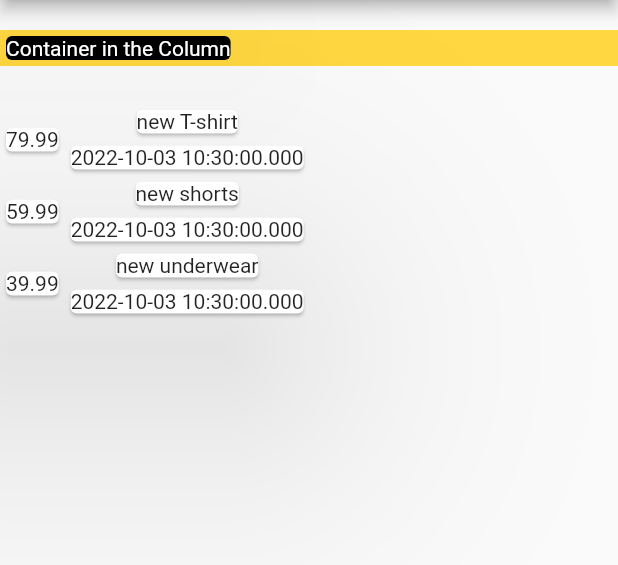
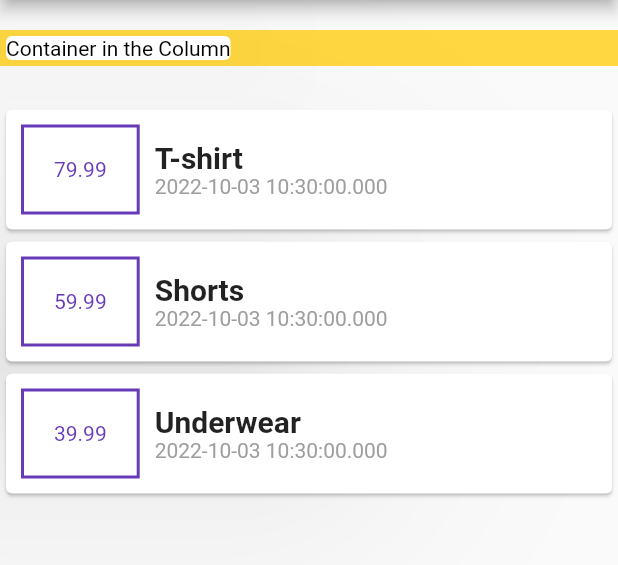
Before and after one commit to Khawajafakhar/Expenses_planner, a Flutter app: the screen it shows after launch, on a phone screen of 412 x 824 dp, the part 84-649 px from its top. Run offline on Flutter 3.47's test engine with Material 2 defaults, Android fonts, the light colour scheme and no system bars.

Commit message:
added styling in the body

```diff
--- a/lib/Transactions.dart
+++ b/lib/Transactions.dart
@@ -1,4 +1,4 @@
-import 'package:flutter/foundation.dart';
+
 
 class Transactions{
 int id;
--- a/lib/main.dart
+++ b/lib/main.dart
@@ -1,3 +1,5 @@
+// ignore_for_file: use_key_in_widget_constructors, prefer_const_constructors
+
 import 'package:expense_planner_app/Transactions.dart';
 import 'package:flutter/material.dart';
 
@@ -6,16 +8,15 @@ void main() => runApp(MyApp());
 class MyApp extends StatelessWidget {
 //  const MyApp({Key? key}) : super(key: key);
 
-
   @override
   Widget build(BuildContext context) {
     List<Transactions> transaction = [
       Transactions(
-        id: 01, amount: 79.99, time: DateTime.now(), title: 'new T-shirt'),
+          id: 01, amount: 79.99, time: DateTime.now(), title: 'T-shirt'),
       Transactions(
-        id: 02, amount: 59.99, time: DateTime.now(), title: 'new shorts'),
+          id: 02, amount: 59.99, time: DateTime.now(), title: 'Shorts'),
       Transactions(
-        id: 01, amount: 39.99, time: DateTime.now(), title: 'new underwear')
+          id: 01, amount: 39.99, time: DateTime.now(), title: 'Underwear')
     ];
     return MaterialApp(
         home: Scaffold(
@@ -32,35 +33,57 @@ class MyApp extends StatelessWidget {
               // height: 100,
               color: Colors.amberAccent,
               alignment: Alignment.centerLeft,
-              // ignore: prefer_const_constructors
+
               child: Card(
-                color: Colors.black,
+              //  color: Colors.black,
                 elevation: 100,
-                // ignore: prefer_const_constructors
+
                 child: Text(
                   'Container in the Column',
-                  // ignore: prefer_const_constructors
-                  style: TextStyle(color: Colors.white),
+
+                  style: TextStyle(color: Colors.black),
                 ),
               ),
             ),
-            // ignore: prefer_const_constructors
             SizedBox(
               height: 25,
             ),
-            Column(children: transaction.map((e) => Row(
+            Column(
+              children: transaction
+                  .map((e) => Card(
+                          child: Row(
                         children: [
-                Card(child: Text(e.amount.toString())),
+                          Container(
+                            decoration: BoxDecoration(
+                                shape: BoxShape.rectangle,
+                                border: Border.all(
+                                    width: 2, color: Colors.deepPurple)),
+                            padding: EdgeInsets.all(20),
+                            margin: EdgeInsets.all(10),
+                            child: Text(
+                              e.amount.toString(),
+                              style: TextStyle(color: Colors.deepPurple),
+                            ),
+                          ),
                           Column(
+                            crossAxisAlignment: CrossAxisAlignment.start,
                             children: [
-                    Card(child: Text(e.title)),
-                    Card(child: Text(e.time.toString())),
+                              Text(
+                                e.title,
+                                style: TextStyle(
+                                    fontSize: 20, fontWeight: FontWeight.bold),
+                              ),
+                              Text(
+                                e.time.toString(),
+                                style: TextStyle(color: Colors.grey),
+                              ),
                             ],
                           ),
                         ],
-            )).toList(),)
-
-         ] ),
+                      )))
+                  .toList(),
+            )
+          ]),
     ));
   }
 }
```
Lines whose indentation alone changed are shown as unchanged.
